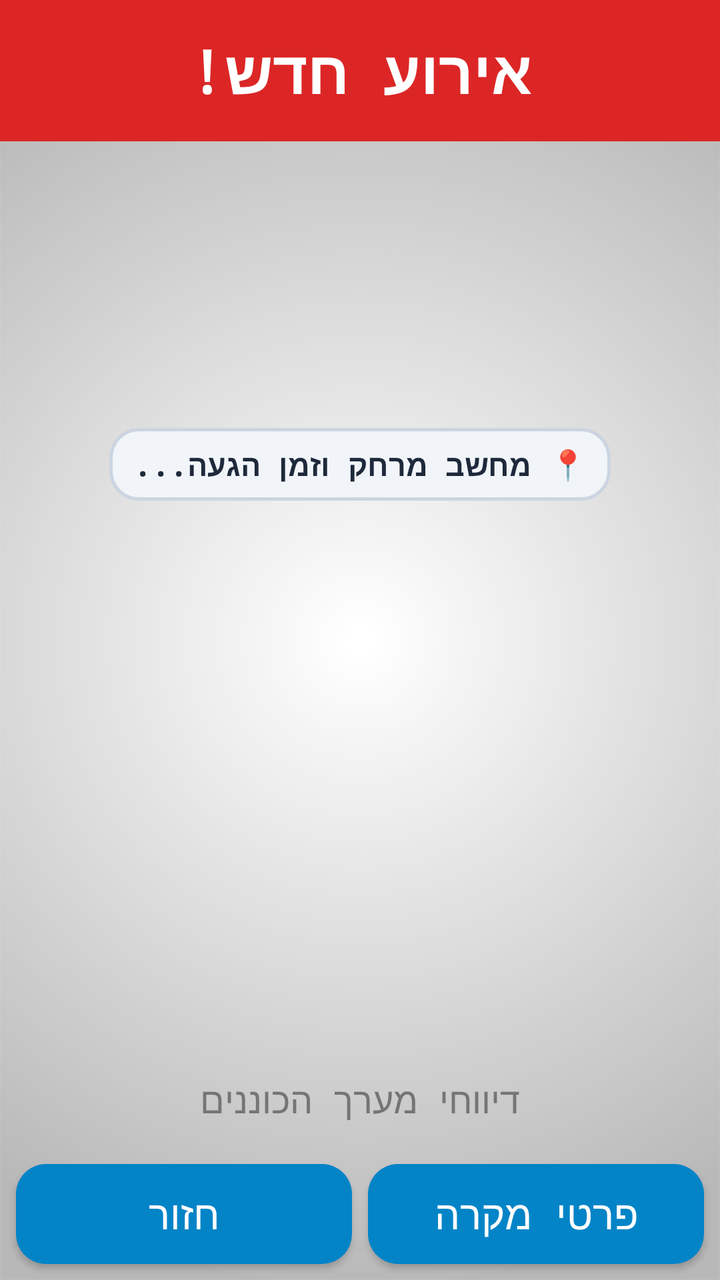
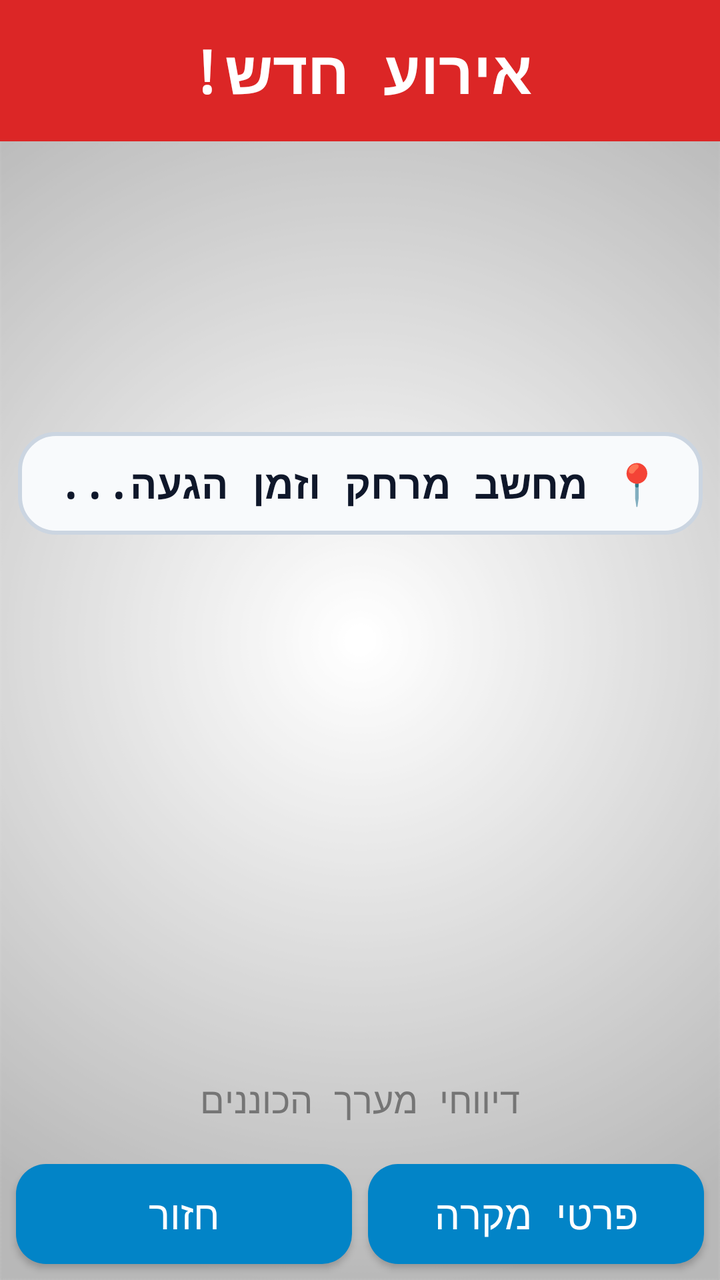

The first picture is an Android layout as it rendered before a commit; the second is the same layout after the commit. The layout source and the unified diff follow.
<!-- AndroidManifest.xml: application theme AppTheme -->
<!-- res/layout/activity_sms_res.xml -->
<?xml version="1.0" encoding="utf-8"?>
<androidx.constraintlayout.widget.ConstraintLayout xmlns:android="http://schemas.android.com/apk/res/android" xmlns:app="http://schemas.android.com/apk/res-auto"
    android:theme="@style/MyMaterialTheme.SmsRes"
    android:id="@+id/homeCon"
    android:fitsSystemWindows="true"
    android:layout_width="match_parent"
    android:layout_height="match_parent">
    <TextView
        android:textSize="30sp"
        android:textStyle="bold"
        android:textColor="@color/White"
        android:gravity="top|center_horizontal"
        android:id="@+id/newC"
        android:background="@color/OldPrimary"
        android:paddingTop="15dp"
        android:paddingBottom="15dp"
        android:layout_width="match_parent"
        android:layout_height="wrap_content"
        android:text="@string/newCall"
        android:layout_alignParentTop="true"
        app:layout_constraintEnd_toEndOf="parent"
        app:layout_constraintStart_toStartOf="parent"
        app:layout_constraintTop_toTopOf="parent"/>
    <TextView
        android:textSize="19sp"
        android:textStyle="bold"
        android:textColor="@color/ColorAqua"
        android:gravity="top|center_horizontal"
        android:id="@+id/msgType"
        android:paddingTop="15dp"
        android:paddingBottom="15dp"
        android:layout_width="match_parent"
        android:layout_height="wrap_content"
        android:layout_marginTop="15dp"
        android:text=""
        android:layout_below="@+id/newC"
        app:layout_constraintTop_toBottomOf="@+id/newC"/>
    <TextView
        android:scrollbarSize="4dp"
        android:scrollbarTrackVertical="@color/ColorPrimary"
        android:textSize="35sp"
        android:textStyle="bold"
        android:textColor="@color/Black"
        android:ellipsize="end"
        android:gravity="top|center_horizontal"
        android:id="@+id/Address"
        android:paddingTop="12dp"
        android:paddingBottom="8dp"
        android:scrollbars="vertical"
        android:layout_width="match_parent"
        android:layout_height="wrap_content"
        android:text=""
        android:maxLines="3"
        app:layout_constraintTop_toBottomOf="@+id/msgType"/>
    <TextView
        android:id="@+id/tvDistanceEta"
        android:layout_width="wrap_content"
        android:layout_height="wrap_content"
        android:layout_marginTop="6dp"
        android:layout_marginBottom="6dp"
        android:background="@drawable/bg_distance_badge"
        android:gravity="center"
        android:text="📍 מחשב מרחק וזמן הגעה..."
        android:textColor="#1E293B"
        android:textSize="15sp"
        android:textStyle="bold"
        android:visibility="visible"
        app:layout_constraintEnd_toEndOf="parent"
        app:layout_constraintStart_toStartOf="parent"
        app:layout_constraintTop_toBottomOf="@+id/Address" />
    <TextView
        android:textSize="25sp"
        android:gravity="top|center_horizontal"
        android:id="@+id/KodR"
        android:layout_width="match_parent"
        android:layout_height="wrap_content"
        android:layout_marginTop="8dp"
        android:layout_marginBottom="12dp"
        android:text=""
        app:layout_constraintBottom_toTopOf="@+id/bg"
        app:layout_constraintTop_toBottomOf="@+id/tvDistanceEta"/>
    <ImageView
        android:id="@+id/bg"
        android:layout_width="match_parent"
        android:layout_height="60dp"
        android:layout_marginBottom="20dp"
        android:contentDescription="@string/hello_world"
        app:layout_constraintBottom_toTopOf="@+id/name"
        app:srcCompat="@drawable/ic_mda"/>
    <TextView
        android:textSize="18sp"
        android:textColor="@color/materialGrey600"
        android:gravity="top|center_horizontal"
        android:id="@+id/name"
        android:layout_width="match_parent"
        android:layout_height="wrap_content"
        android:layout_marginBottom="20dp"
        android:text="@string/app_name"
        app:layout_constraintBottom_toTopOf="@+id/buttonI"/>
    <Button
        android:textSize="20sp"
        android:textColor="@color/White"
        android:gravity="center"
        android:id="@+id/buttonI"
        android:background="@drawable/btns_new"
        android:layout_width="0dp"
        android:layout_height="50dp"
        android:layout_marginBottom="8dp"
        android:text="@string/Minf"
        android:layout_marginStart="4dp"
        android:layout_marginEnd="8dp"
        app:layout_constraintBottom_toBottomOf="parent"
        app:layout_constraintEnd_toEndOf="parent"
        app:layout_constraintStart_toEndOf="@+id/button"/>
    <Button
        android:textSize="20sp"
        android:textColor="@color/White"
        android:gravity="center"
        android:id="@+id/button"
        android:background="@drawable/btns_new"
        android:layout_width="0dp"
        android:layout_height="50dp"
        android:layout_marginBottom="8dp"
        android:text="@string/Mrec2"
        android:layout_marginStart="8dp"
        android:layout_marginEnd="4dp"
        app:layout_constraintBottom_toBottomOf="parent"
        app:layout_constraintEnd_toStartOf="@+id/buttonI"
        app:layout_constraintStart_toStartOf="parent"/>
</androidx.constraintlayout.widget.ConstraintLayout>
<!-- resources referenced by this layout -->
<resources>
  <color name="Black">#000000</color>
  <color name="ColorAqua">#2563EB</color>
  <color name="ColorPrimary">#0F172A</color>
  <color name="OldPrimary">#DC2626</color>
  <color name="White">#FFFFFF</color>
  <color name="materialGrey600">#ff757575</color>
  <!-- drawable bg_distance_badge (drawable) -->
  <?xml version="1.0" encoding="utf-8"?>
  <shape xmlns:android="http://schemas.android.com/apk/res/android"
      android:shape="rectangle">
      <solid android:color="#F1F5F9" />
      <stroke
          android:width="1.5dp"
          android:color="#CBD5E1" />
      <corners android:radius="14dp" />
      <padding
          android:left="12dp"
          android:top="8dp"
          android:right="12dp"
          android:bottom="8dp" />
  </shape>
  <!-- drawable btns_new (drawable) -->
  <?xml version="1.0" encoding="utf-8"?>
  <shape xmlns:android="http://schemas.android.com/apk/res/android" android:shape="rectangle">
      <corners android:radius="15dp"/>
      <solid android:color="@color/ColorNice"/>
      <padding
          android:left="0dp"
          android:top="0dp"
          android:right="0dp"
          android:bottom="0dp"/>
      <stroke
          android:width="0dp"
          android:color="#1e869f"/>
  </shape>
  <!-- drawable ic_mda (drawable) -->
  <?xml version="1.0" encoding="utf-8"?>
  <vector xmlns:android="http://schemas.android.com/apk/res/android"
      android:height="60dp"
      android:width="60dp"
      android:viewportWidth="141.73"
      android:viewportHeight="141.73">
      <path
          android:fillColor="#bd0000"
          android:pathData="M92.79,106h43.13l-21.53,-35.43L135.46,36H93.4L71.11,-0.38L48.83,36H5.81l21.55,35.34L6.31,106h42.18l22.15,36.03L92.79,106zM114.92,94h-14.9l7.46,-12.14L114.92,94zM86.21,94H55.06L41.16,71.33L55.42,48h31.4l13.78,22.55L86.21,94zM114.42,48l-6.92,11.26L100.61,48H114.42zM71.11,22.14L79.6,36H62.62L71.11,22.14zM26.85,48h14.77L34.25,60.03L26.85,48zM27.31,94l6.96,-11.36L41.25,94H27.31zM78.98,106l-8.34,13.57L62.29,106H78.98z"/>
  </vector>
  <string name="Minf">פרטי מקרה</string>
  <string name="Mrec2">חזור</string>
  <string name="app_name">דיווחי מערך הכוננים</string>
  <string name="hello_world">הכתבת טופס</string>
  <string name="newCall">אירוע חדש!</string>
  <style name="MyMaterialTheme.SmsRes" parent="MyMaterialTheme.Base">
          <item name="android:windowBackground">@color/materialGrey300</item>
      </style>
  <color name="ColorNice">#0284C7</color>
  <style name="MyMaterialTheme.Base" parent="AppTheme">
          <item name="android:windowBackground">@color/viewBg</item>
          <item name="colorAccent">@color/ColorAqua</item>
          <item name="colorPrimary">@color/ColorPrimary</item>
          <item name="colorPrimaryDark">@color/ColorPrimaryDark</item>
          <item name="windowActionBar">false</item>
          <item name="windowNoTitle">true</item>
      </style>
  <color name="materialGrey300">#ffe0e0e0</color>
  <color name="ColorRedDark">#991B1B</color>
  <color name="ColorBlue">#981E293B</color>
  <style name="FButton" parent="Widget.AppCompat.Button">
          <item name="android:textColor">@color/White</item>
      </style>
  <color name="ColorPrimaryDark">#020617</color>
  <color name="viewBg">#f1f5f8</color>
  <!-- unchanged entries left out for length: 2 -->
</resources>

<!-- the commit's change to res/layout/activity_sms_res.xml (unified diff, before → after) -->
@@ -56,13 +56,13 @@
         android:id="@+id/tvDistanceEta"
         android:layout_width="wrap_content"
         android:layout_height="wrap_content"
-        android:layout_marginTop="6dp"
-        android:layout_marginBottom="6dp"
+        android:layout_marginTop="8dp"
+        android:layout_marginBottom="8dp"
         android:background="@drawable/bg_distance_badge"
         android:gravity="center"
         android:text="📍 מחשב מרחק וזמן הגעה..."
-        android:textColor="#1E293B"
-        android:textSize="15sp"
+        android:textColor="#0F172A"
+        android:textSize="20sp"
         android:textStyle="bold"
         android:visibility="visible"
         app:layout_constraintEnd_toEndOf="parent"
<!-- resource entries referenced after the edit -->
@@ -10,16 +10,16 @@
   <?xml version="1.0" encoding="utf-8"?>
   <shape xmlns:android="http://schemas.android.com/apk/res/android"
       android:shape="rectangle">
-      <solid android:color="#F1F5F9" />
+      <solid android:color="#F8FAFC" />
       <stroke
-          android:width="1.5dp"
+          android:width="2dp"
           android:color="#CBD5E1" />
-      <corners android:radius="14dp" />
+      <corners android:radius="18dp" />
       <padding
-          android:left="12dp"
-          android:top="8dp"
-          android:right="12dp"
-          android:bottom="8dp" />
+          android:left="20dp"
+          android:top="12dp"
+          android:right="20dp"
+          android:bottom="12dp" />
   </shape>
   <!-- drawable btns_new (drawable) -->
   <?xml version="1.0" encoding="utf-8"?>
